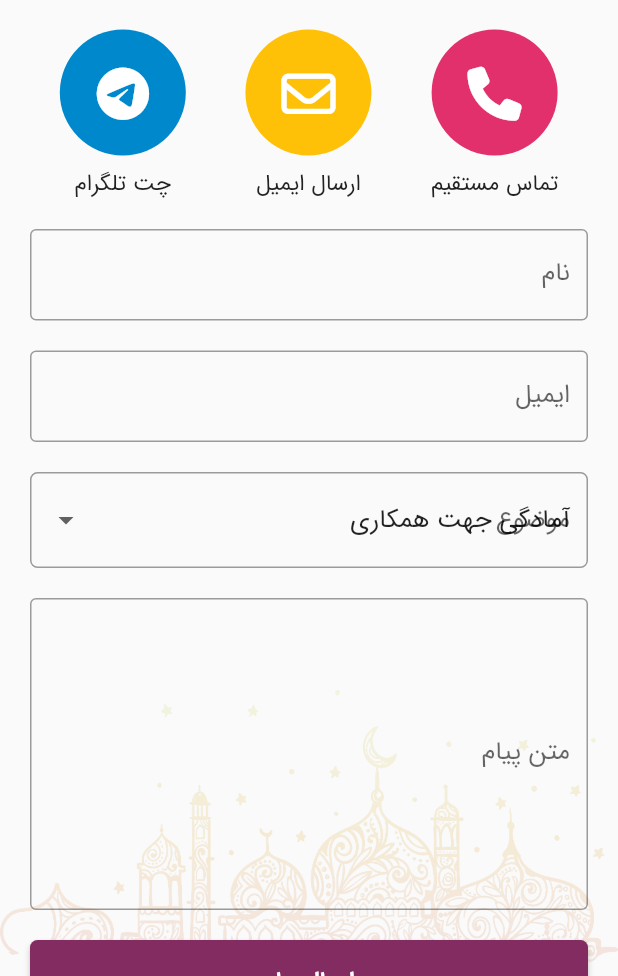
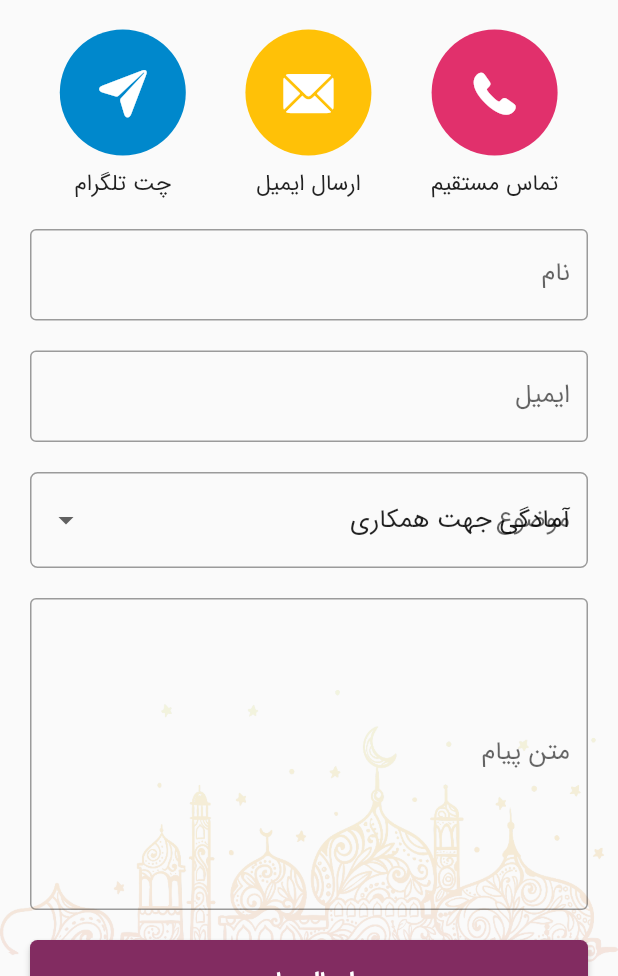
Before and after one commit to esnmrdi/radioramezanapp, a Flutter app: the ContactUs widget shown alone on an empty page, opened directly, on a phone screen of 412 x 824 dp, the part 260-1236 px from its top. Run offline on Flutter 3.47's test engine with Material 2 defaults, Android fonts, the light colour scheme and no system bars; our stand-ins replace assets_audio_player, carousel_slider, dynamic_theme, flutter_holo_date_picker, flutter_settings_screens, geolocator and 8 more; missing offline and left inert: cron, flutter_downloader; network calls fail; statements that could not run were skipped.

Commit message:
Use cupertino icons instead of fontawesome

```diff
--- a/lib/contact_us.dart
+++ b/lib/contact_us.dart
@@ -1,7 +1,7 @@
 // loading required packages
+import 'package:flutter/cupertino.dart';
 import 'package:flutter/material.dart';
 import 'package:flutter/services.dart';
-import 'package:font_awesome_flutter/font_awesome_flutter.dart';
 import 'package:url_launcher/url_launcher.dart';
 import 'package:radioramezan/theme.dart';
 
@@ -83,8 +83,8 @@
                                       backgroundColor:
                                           Color.fromRGBO(225, 48, 108, 1),
                                       radius: 42,
-                                      child: FaIcon(
-                                        FontAwesomeIcons.phone,
+                                      child: Icon(
+                                        CupertinoIcons.phone_fill,
                                         size: 36,
                                         color: Colors.white,
                                       ),
@@ -107,8 +107,8 @@
                                     child: CircleAvatar(
                                       backgroundColor: RadioRamezanColors.goldy,
                                       radius: 42,
-                                      child: FaIcon(
-                                        FontAwesomeIcons.envelope,
+                                      child: Icon(
+                                        CupertinoIcons.envelope_fill,
                                         size: 36,
                                         color: Colors.white,
                                       ),
@@ -132,8 +132,8 @@
                                       backgroundColor:
                                           Color.fromRGBO(0, 136, 204, 1),
                                       radius: 42,
-                                      child: FaIcon(
-                                        FontAwesomeIcons.telegramPlane,
+                                      child: Icon(
+                                        CupertinoIcons.paperplane_fill,
                                         size: 36,
                                         color: Colors.white,
                                       ),
```
